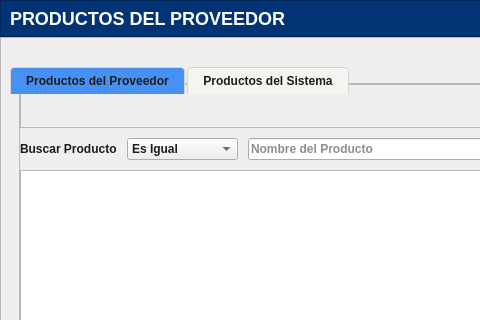
LAngelVp/TuleVenta, file app/View/UserInterfaceUi/PRODUCTOS_PROVEEDORES.ui: the form before one commit; both pictures show x 0 to 480 and y 0 to 320 of the 1020 by 468 pixel window.
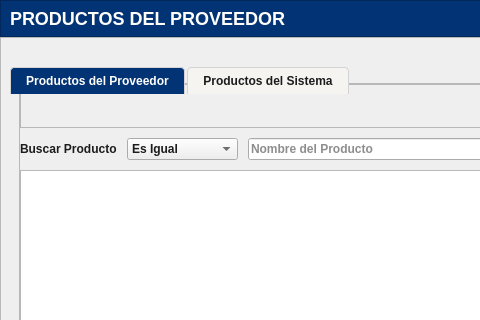
The form after the commit. Icons and pictures are not drawn.

```diff
--- a/app/View/UserInterfaceUi/PRODUCTOS_PROVEEDORES.ui
+++ b/app/View/UserInterfaceUi/PRODUCTOS_PROVEEDORES.ui
@@ -47,7 +47,7 @@
 border-bottom: 2px solid #023375;
 }
 [objectName*=&quot;btn_producto_del_proveedor&quot;]{
-background: #00619a;
+background: #023375;
 font-size: 14px;
 font-family: Arial;
 font-weight: bold;
@@ -206,8 +206,8 @@
     
     /* Pestaña seleccionada */
     QTabBar::tab:selected {
-        background: #4791F5;
-        color: #1d1c1c;
+        background: #023375;
+        color: #fffefb;
         font-weight: bold;
     }
     
```
Left out of the diff: 2 changed lines with no effect on the pictures.
